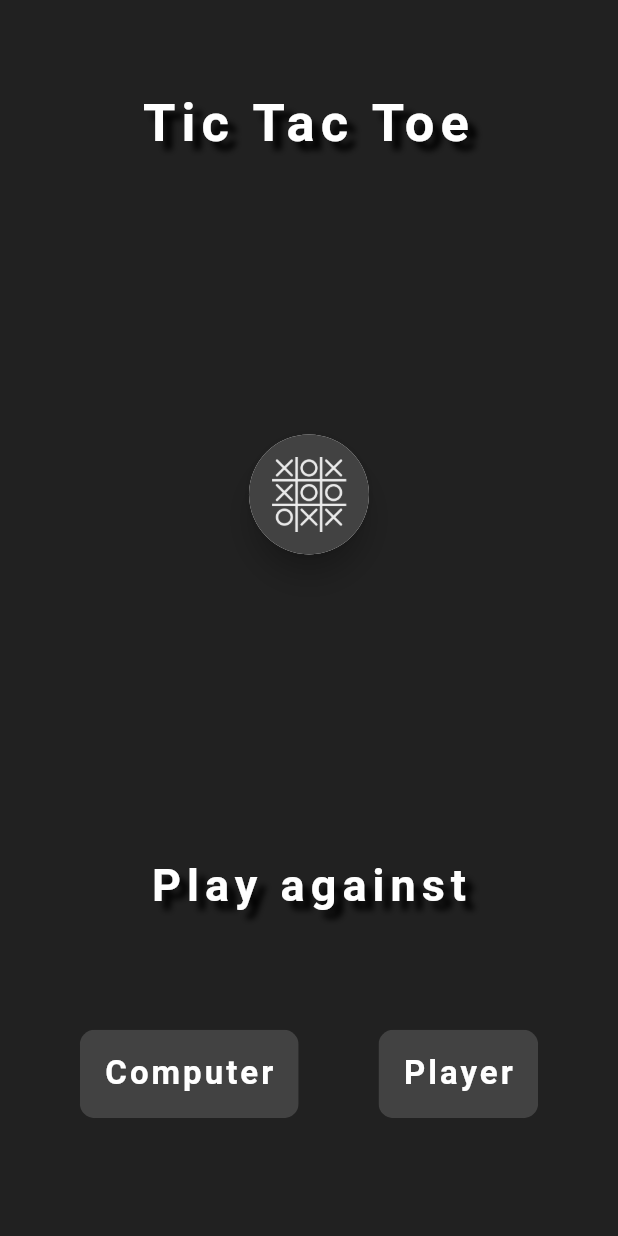
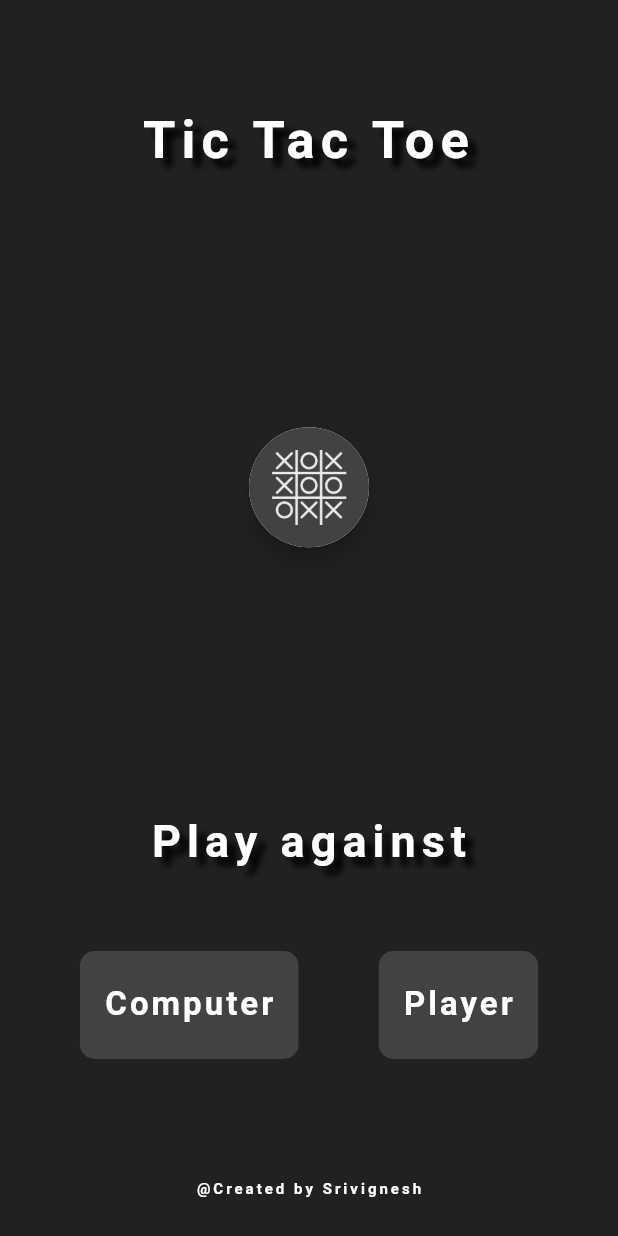
Before and after one commit to srivigneshwar1462/Tic-Tac-Toe, a Flutter app: the screen it shows after launch, on a phone screen of 412 x 824 dp. Run offline on Flutter 3.47's test engine with Material 2 defaults, Android fonts, the phone set to English and light mode, and no system bars; drawn by our look-alikes of avatar_glow.

Commit message:
made some extra changes to the ui

```diff
--- a/lib/Homepage.dart
+++ b/lib/Homepage.dart
@@ -86,7 +86,6 @@ class _HomePageState extends State<HomePage> {
               Expanded(
                 flex: 2,
                 child: AvatarGlow(
-
                   glowColor: Colors.white,
                   endRadius: 120.0,
                   duration: Duration(seconds: 4),
@@ -94,7 +93,7 @@ class _HomePageState extends State<HomePage> {
                   showTwoGlows: true,
                   repeatPauseDuration: Duration(milliseconds: 100),
                   child: Material(
-                      elevation: 8.0,
+                    elevation: 6.0,
                     shape: CircleBorder(),
                     child: CircleAvatar(
                       backgroundColor: Colors.grey[800],
@@ -105,8 +104,8 @@ class _HomePageState extends State<HomePage> {
                       radius: 40.0,
                     ),
                   ),
-                  ),),
-
+                ),
+              ),
               Flexible(
                 flex: 2,
                 child: Column(
@@ -133,7 +132,7 @@ class _HomePageState extends State<HomePage> {
                         mainAxisAlignment: MainAxisAlignment.spaceEvenly,
                         children: [
                           FractionallySizedBox(
-                            heightFactor: 0.2,
+                            heightFactor: 0.3,
                             alignment: Alignment.center,
                             // padding: EdgeInsets.all(30),
                             child: ClipRRect(
@@ -157,7 +156,7 @@ class _HomePageState extends State<HomePage> {
                             ),
                           ),
                           FractionallySizedBox(
-                            heightFactor: 0.2,
+                            heightFactor: 0.3,
                             alignment: Alignment.center,
                             // padding: EdgeInsets.all(30),
                             child: ClipRRect(
@@ -185,7 +184,28 @@ class _HomePageState extends State<HomePage> {
                     ),
                   ],
                 ),
-              )
+              ),
+              Flexible(
+                child: Container(
+                  child: Text(
+                    "@Created by Srivignesh",
+                    style: TextStyle(
+                        color: Colors.white,
+                        fontWeight: FontWeight.bold,
+                        fontSize: 10,
+                        letterSpacing: 2,
+                        // shadows: [
+                        //   Shadow(
+                        //     offset: Offset(6.0, 6.0),
+                        //     blurRadius: 5.0,
+                        //     color: Colors.black,
+                        //   ),
+                        // ]
+                    ),
+                    // style: myNewFontWhite.copyWith(fontSize: 20),
+                  ),
+                ),
+              ),
             ],
           ),
         ),
```
Lines whose indentation alone changed are shown as unchanged.
